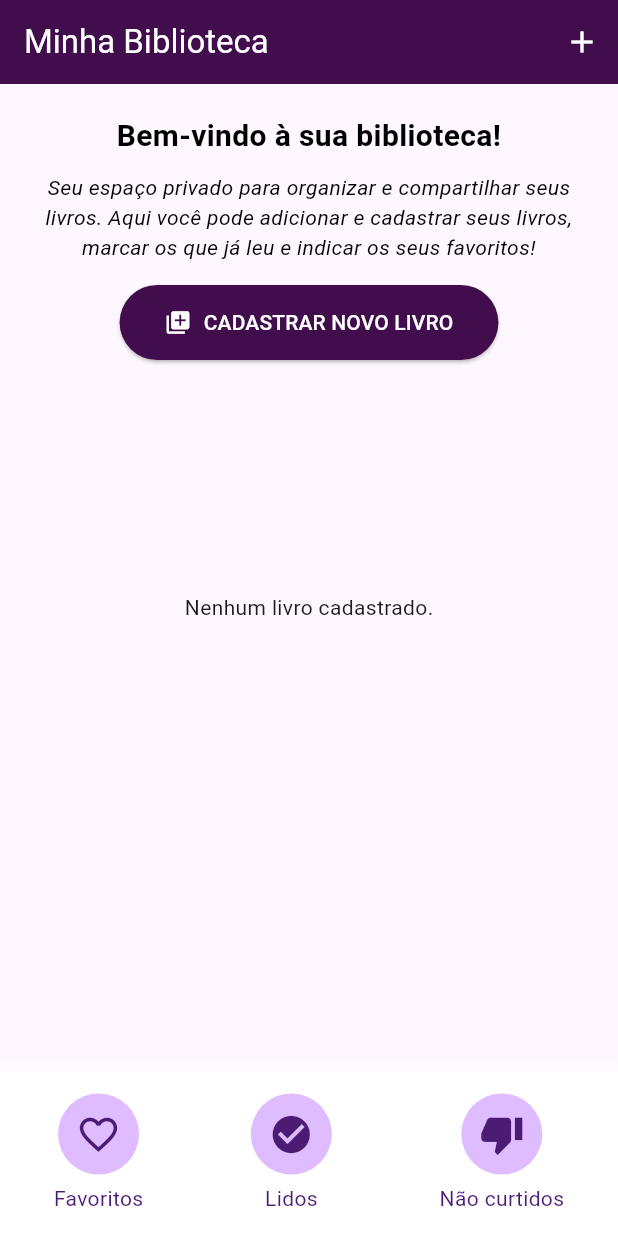
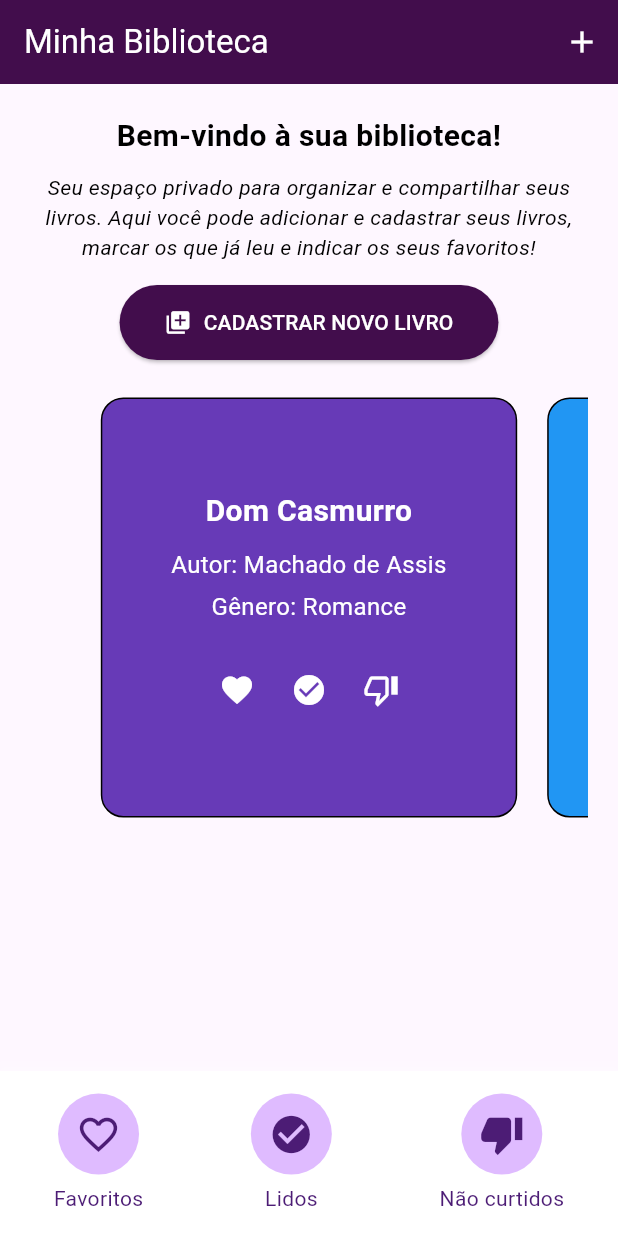
Before and after one commit to raquelzis-sv/app_livros, a Flutter app: the screen it shows after launch, on a phone screen of 412 x 824 dp. Run offline on Flutter 3.47's test engine with Material 3 defaults, Android fonts, the phone set to English and light mode, and no system bars.

Commit message:
dados dos livros

```diff
--- a/lib/telas/tela_principal.dart
+++ b/lib/telas/tela_principal.dart
@@ -18,7 +18,40 @@ class TelaPrincipal extends StatefulWidget {
 }
 
 class _TelaPrincipalState extends State<TelaPrincipal> {
-  List<Livro> listaLivros = [];
+  List<Livro> listaLivros = [
+    Livro(
+      id: '1',
+      titulo: 'Dom Casmurro',
+      autor: 'Machado de Assis',
+      genero: 'Romance',
+      cor: Colors.deepPurple,
+      lido: true,
+      liked: true,
+    ),
+    Livro(
+      id: '2',
+      titulo: '1984',
+      autor: 'George Orwell',
+      genero: 'Distopia',
+      cor: Colors.blue,
+    ),
+    Livro(
+      id: '3',
+      titulo: 'O Senhor dos Anéis',
+      autor: 'J.R.R. Tolkien',
+      genero: 'Fantasia',
+      cor: Colors.green,
+      lido: true,
+    ),
+    Livro(
+      id: '4',
+      titulo: 'Fomos Planejados',
+      autor: 'Marcus Eberlin',
+      genero: 'Ciência/Religião',
+      cor: Colors.orange,
+    ),
+  ];
+
   @override
   Widget build(BuildContext context) {
     return Scaffold(
```
